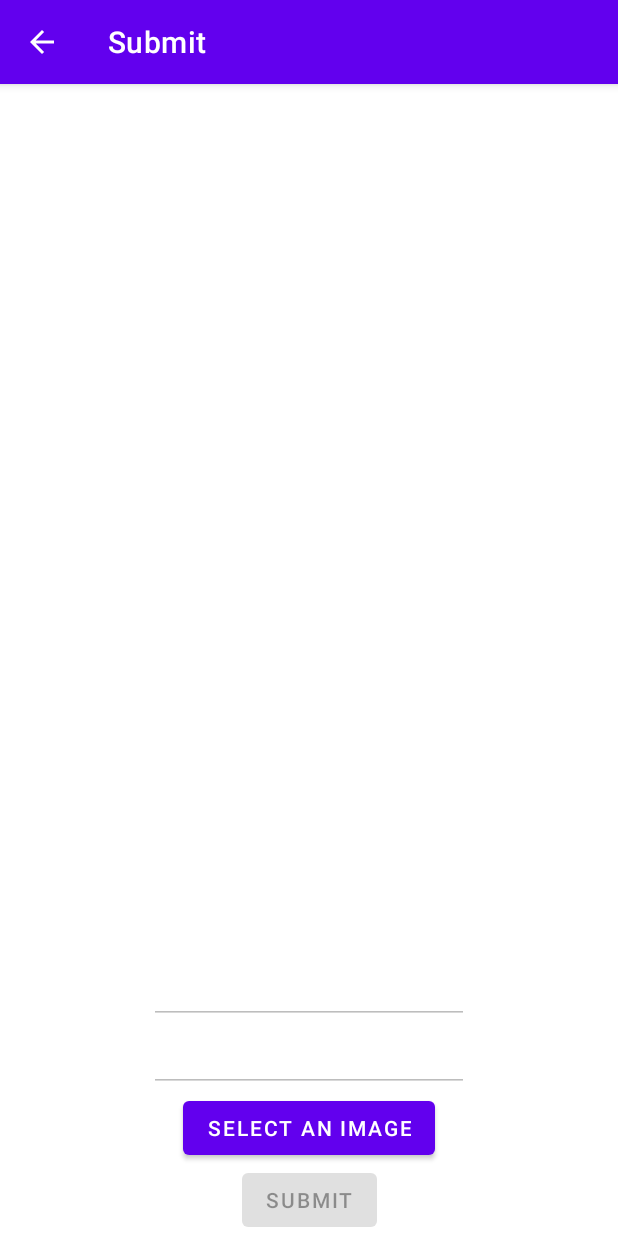
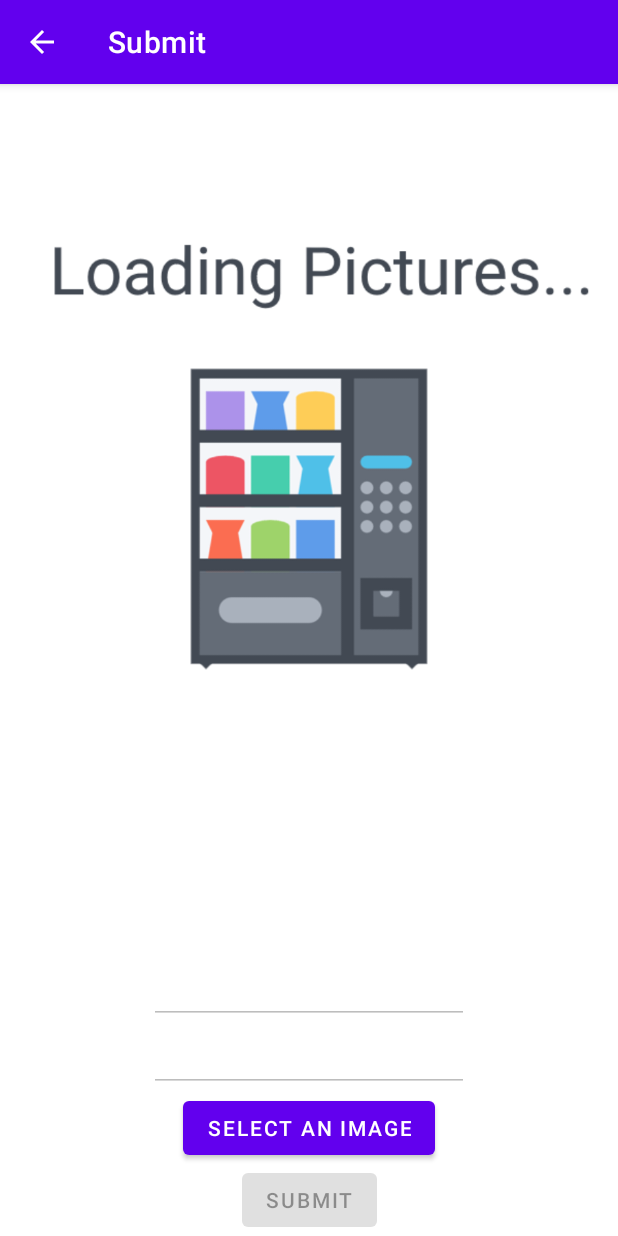
Before and after one commit to SarthakSirotiya/UTVend, an Android app: the SubmitActivity screen opened directly, with no data from a screen before it, on a phone screen of 412 x 824 dp. Run offline under Robolectric (Android 15) with nearby library versions, the phone set to English and light mode, and no system bars; our stand-ins replace Firebase (no records; nobody signed in at launch, a user with empty details on screens opened directly); pictures from the network do not load; 1 statement that could not run was skipped.

Commit message:
submit activity has loading image by default

```diff
--- a/app/src/main/res/layout/activity_submit.xml
+++ b/app/src/main/res/layout/activity_submit.xml
@@ -62,7 +62,7 @@
         app:layout_constraintEnd_toEndOf="parent"
         app:layout_constraintStart_toStartOf="parent"
         app:layout_constraintTop_toTopOf="parent"
-        tools:srcCompat="@tools:sample/avatars" />
+        android:src="@drawable/vending_machine_loading" />
 
 
 </androidx.constraintlayout.widget.ConstraintLayout>
```
